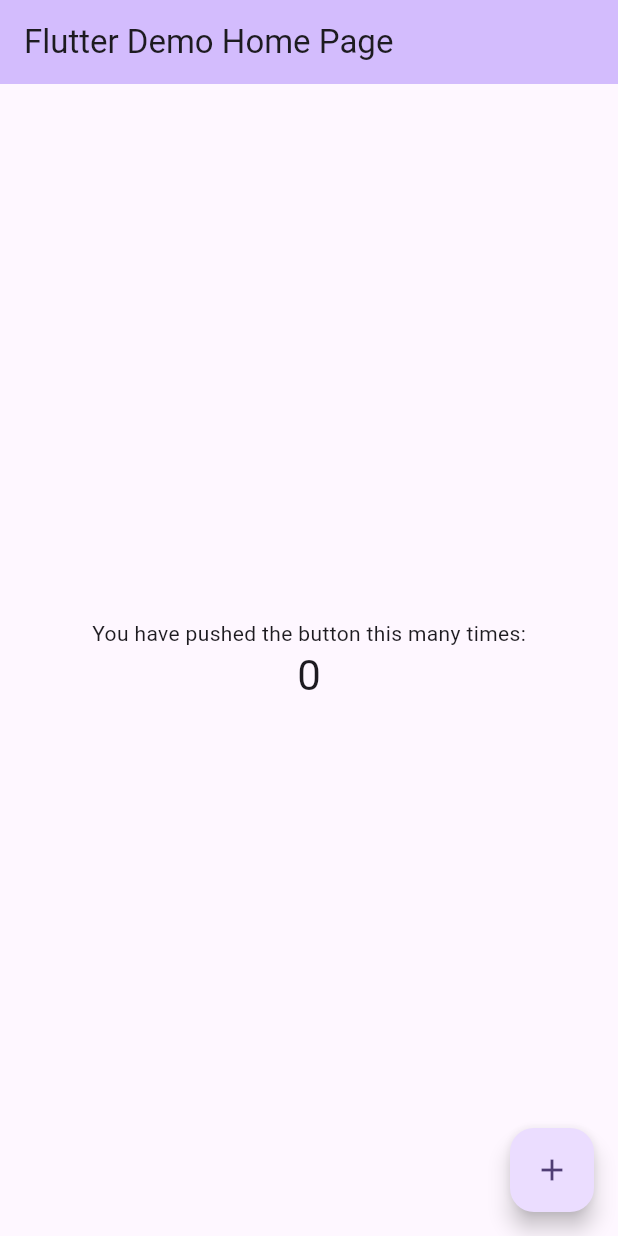
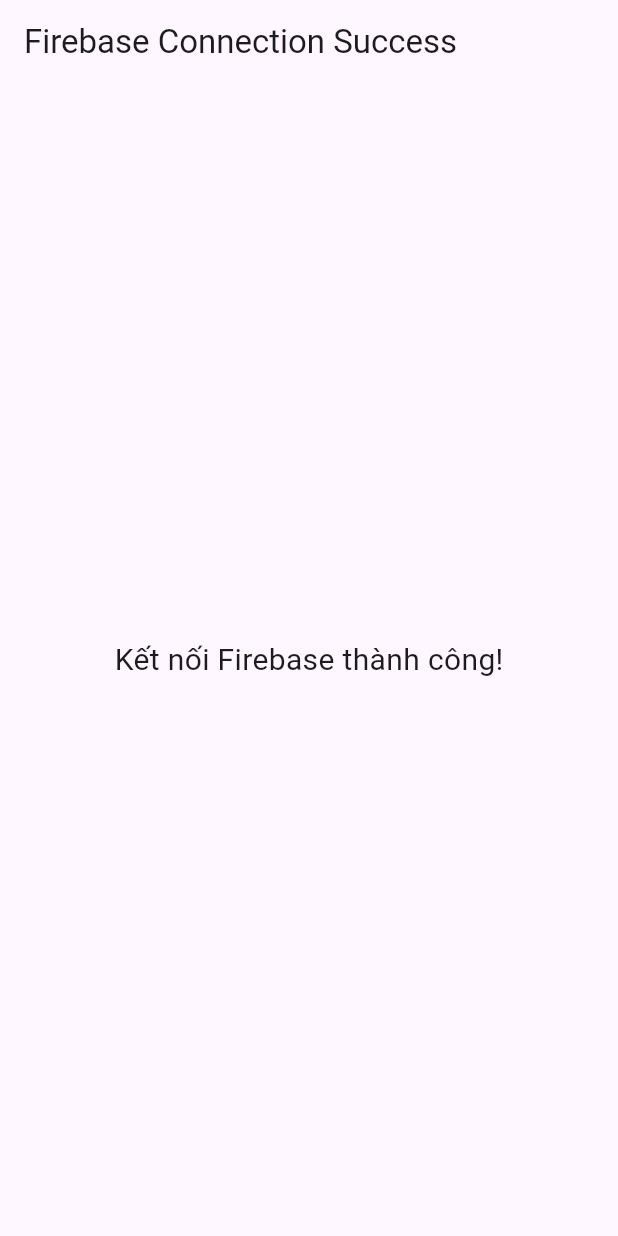
Before and after one commit to TuanDat-meo/6451071014_6451071059_MAP_APP, a Flutter app: the screen it shows after launch, on a phone screen of 412 x 824 dp. Run offline on Flutter 3.47's test engine with Material 3 defaults, Android fonts, the phone set to English and light mode, and no system bars; our stand-ins replace firebase_core; accounts and stored records are empty.

Commit message:
lưu cũ

```diff
--- a/lib/main.dart
+++ b/lib/main.dart
@@ -1,121 +1,45 @@
 import 'package:flutter/material.dart';
+import 'package:firebase_core/firebase_core.dart';
+import 'firebase_options.dart';
 
-void main() {
+void main() async {
+  WidgetsFlutterBinding.ensureInitialized();
+  await Firebase.initializeApp(
+    options: DefaultFirebaseOptions.currentPlatform,
+  );
   runApp(const MyApp());
 }
 
 class MyApp extends StatelessWidget {
   const MyApp({super.key});
 
-  // This widget is the root of your application.
   @override
   Widget build(BuildContext context) {
     return MaterialApp(
-      title: 'Flutter Demo',
+      title: 'Firebase App',
       theme: ThemeData(
-        // This is the theme of your application.
-        //
-        // TRY THIS: Try running your application with "flutter run". You'll see
-        // the application has a purple toolbar. Then, without quitting the app,
-        // try changing the seedColor in the colorScheme below to Colors.green
-        // and then invoke "hot reload" (save your changes or press the "hot
-        // reload" button in a Flutter-supported IDE, or press "r" if you used
-        // the command line to start the app).
-        //
-        // Notice that the counter didn't reset back to zero; the application
-        // state is not lost during the reload. To reset the state, use hot
-        // restart instead.
-        //
-        // This works for code too, not just values: Most code changes can be
-        // tested with just a hot reload.
-        colorScheme: .fromSeed(seedColor: Colors.deepPurple),
+        primarySwatch: Colors.blue,
+        useMaterial3: true,
       ),
-      home: const MyHomePage(title: 'Flutter Demo Home Page'),
+      home: const MyHomePage(),
     );
   }
 }
 
-class MyHomePage extends StatefulWidget {
-  const MyHomePage({super.key, required this.title});
-
-  // This widget is the home page of your application. It is stateful, meaning
-  // that it has a State object (defined below) that contains fields that affect
-  // how it looks.
-
-  // This class is the configuration for the state. It holds the values (in this
-  // case the title) provided by the parent (in this case the App widget) and
-  // used by the build method of the State. Fields in a Widget subclass are
-  // always marked "final".
-
-  final String title;
-
-  @override
-  State<MyHomePage> createState() => _MyHomePageState();
-}
-
-class _MyHomePageState extends State<MyHomePage> {
-  int _counter = 0;
-
-  void _incrementCounter() {
-    setState(() {
-      // This call to setState tells the Flutter framework that something has
-      // changed in this State, which causes it to rerun the build method below
-      // so that the display can reflect the updated values. If we changed
-      // _counter without calling setState(), then the build method would not be
-      // called again, and so nothing would appear to happen.
-      _counter++;
-    });
-  }
+class MyHomePage extends StatelessWidget {
+  const MyHomePage({super.key});
 
   @override
   Widget build(BuildContext context) {
-    // This method is rerun every time setState is called, for instance as done
-    // by the _incrementCounter method above.
-    //
-    // The Flutter framework has been optimized to make rerunning build methods
-    // fast, so that you can just rebuild anything that needs updating rather
-    // than having to individually change instances of widgets.
     return Scaffold(
       appBar: AppBar(
-        // TRY THIS: Try changing the color here to a specific color (to
-        // Colors.amber, perhaps?) and trigger a hot reload to see the AppBar
-        // change color while the other colors stay the same.
-        backgroundColor: Theme.of(context).colorScheme.inversePrimary,
-        // Here we take the value from the MyHomePage object that was created by
-        // the App.build method, and use it to set our appbar title.
-        title: Text(widget.title),
+        title: const Text('Firebase Connection Success'),
       ),
-      body: Center(
-        // Center is a layout widget. It takes a single child and positions it
-        // in the middle of the parent.
-        child: Column(
-          // Column is also a layout widget. It takes a list of children and
-          // arranges them vertically. By default, it sizes itself to fit its
-          // children horizontally, and tries to be as tall as its parent.
-          //
-          // Column has various properties to control how it sizes itself and
-          // how it positions its children. Here we use mainAxisAlignment to
-          // center the children vertically; the main axis here is the vertical
-          // axis because Columns are vertical (the cross axis would be
-          // horizontal).
-          //
-          // TRY THIS: Invoke "debug painting" (choose the "Toggle Debug Paint"
-          // action in the IDE, or press "p" in the console), to see the
-          // wireframe for each widget.
-          mainAxisAlignment: .center,
-          children: [
-            const Text('You have pushed the button this many times:'),
-            Text(
-              '$_counter',
-              style: Theme.of(context).textTheme.headlineMedium,
-            ),
-          ],
+      body: const Center(
+        child: Text(
+          'Kết nối Firebase thành công!',
+          style: TextStyle(fontSize: 20),
         ),
-      ),
-      floatingActionButton: FloatingActionButton(
-        onPressed: _incrementCounter,
-        tooltip: 'Increment',
-        child: const Icon(Icons.add),
       ),
     );
   }
--- a/pubspec.yaml
+++ b/pubspec.yaml
@@ -34,6 +34,7 @@
   # The following adds the Cupertino Icons font to your application.
   # Use with the CupertinoIcons class for iOS style icons.
   cupertino_icons: ^1.0.8
+  firebase_core: ^4.7.0
 
 dev_dependencies:
   flutter_test:
```
Also changed, not shown: firebase.json (added), lib/firebase_options.dart (added), pubspec.lock, 6 other files.
